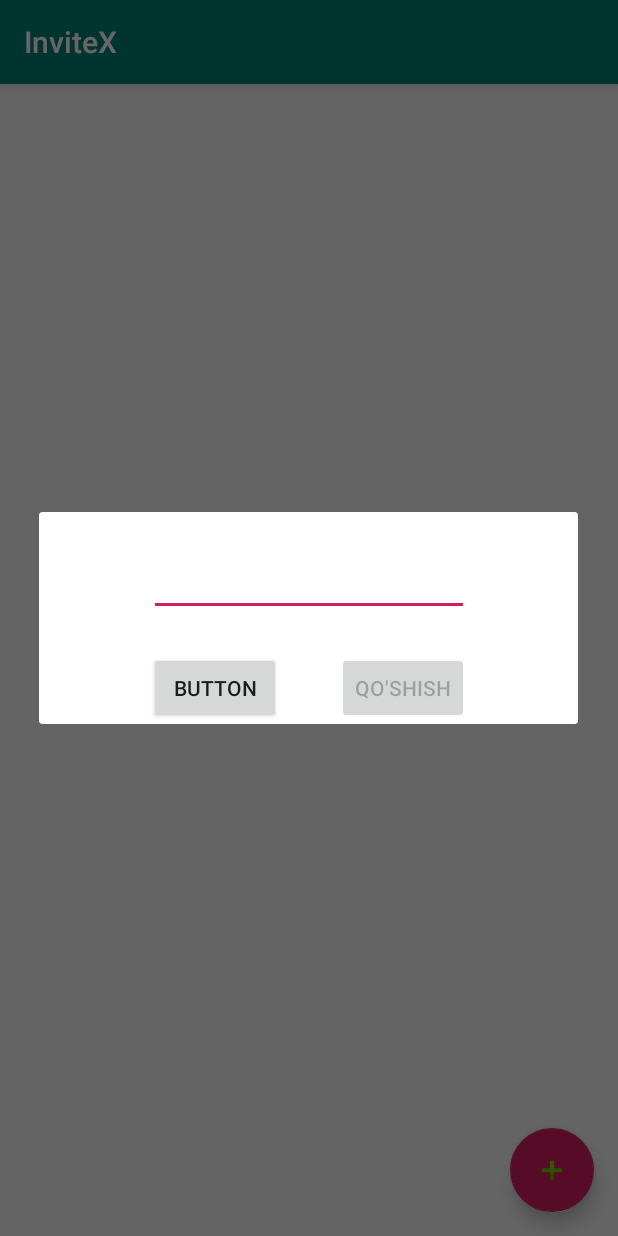
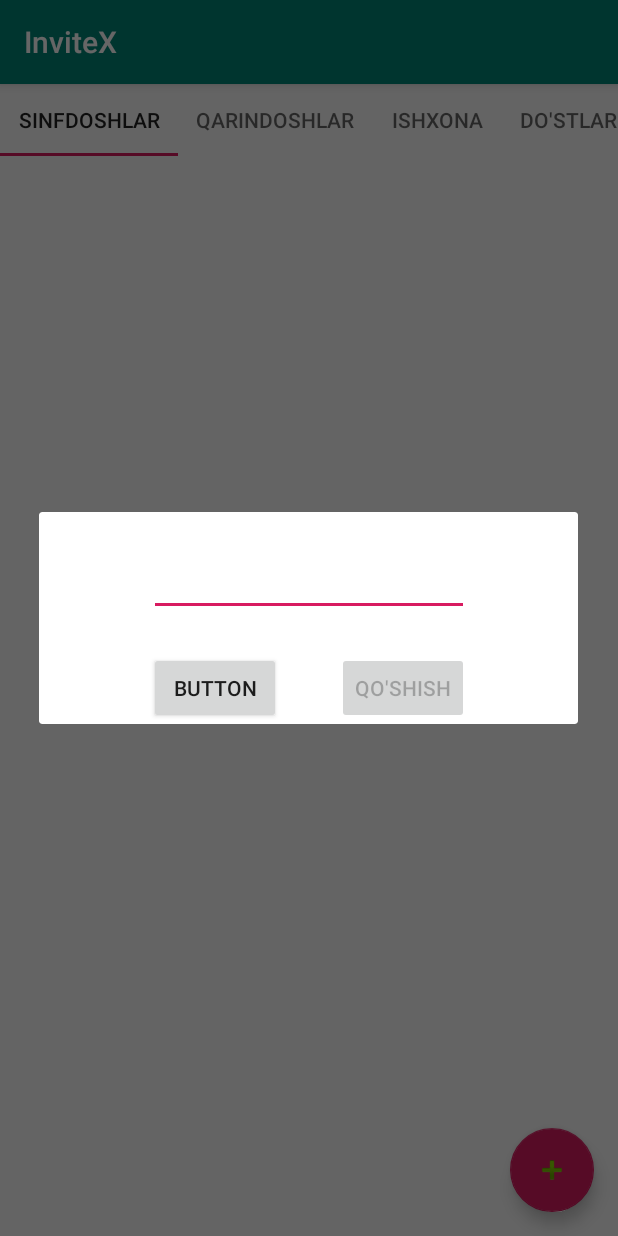
Before and after one commit to abduroid/InviteX, an Android app: the MainListsFragment screen opened directly, with no data from a screen before it, after a tap on an icon or button, on a phone screen of 412 x 824 dp. Run offline under Robolectric (Android 15) with nearby library versions, the phone set to English and light mode, and no system bars; our stand-ins replace Room's generated code, data binding.

Commit message:
Toifalarga ajratib ko'rsatish qo'shildi

```diff
--- a/app/build.gradle
+++ b/app/build.gradle
@@ -34,7 +34,7 @@ android {
 dependencies {
     implementation fileTree(dir: 'libs', include: ['*.jar'])
     implementation "org.jetbrains.kotlin:kotlin-stdlib-jdk7:$version_kotlin"
-    implementation 'androidx.appcompat:appcompat:1.0.2'
+    implementation 'androidx.appcompat:appcompat:1.1.0'
     implementation 'androidx.core:core-ktx:1.0.2'
     implementation 'androidx.constraintlayout:constraintlayout:1.1.3'
     implementation 'androidx.legacy:legacy-support-v4:1.0.0'
--- a/app/src/main/java/com/abduqodirov/invitex/CardAmoutFragment.kt
+++ b/app/src/main/java/com/abduqodirov/invitex/CardAmoutFragment.kt
@@ -27,7 +27,7 @@ class CardAmoutFragment : Fragment() {
             container, false)
 
         binding.button.setOnClickListener {
-            this.findNavController().navigate(R.id.action_global_mainListsFragment)
+            this.findNavController().navigate(R.id.action_global_collectionListFragment2)
         }
 
 
--- a/app/src/main/java/com/abduqodirov/invitex/CongratsFragment.kt
+++ b/app/src/main/java/com/abduqodirov/invitex/CongratsFragment.kt
@@ -26,7 +26,7 @@ class CongratsFragment : Fragment() {
             container, false)
 
         binding.hopButton.setOnClickListener {
-            this.findNavController().navigate(R.id.action_congratsFragment_to_signUpFragment)
+            this.findNavController().navigate(CongratsFragmentDirections.actionCongratsFragmentToSignUpFragment())
         }
 
         // Inflate the layout for this fragment
--- a/app/src/main/java/com/abduqodirov/invitex/SignUpFragment.kt
+++ b/app/src/main/java/com/abduqodirov/invitex/SignUpFragment.kt
@@ -28,7 +28,7 @@ class SignUpFragment : Fragment() {
             container, false)
 
         binding.signedupButton.setOnClickListener {
-            this.findNavController().navigate(R.id.action_signUpFragment_to_cardAmoutFragment)
+            this.findNavController().navigate(SignUpFragmentDirections.actionSignUpFragmentToCardAmoutFragment())
         }
 
         // Inflate the layout for this fragment
--- a/app/src/main/java/com/abduqodirov/invitex/database/MehmonDatabaseDao.kt
+++ b/app/src/main/java/com/abduqodirov/invitex/database/MehmonDatabaseDao.kt
@@ -4,7 +4,6 @@ import androidx.lifecycle.LiveData
 import androidx.room.Dao
 import androidx.room.Insert
 import androidx.room.Query
-import androidx.room.Update
 
 @Dao
 interface MehmonDatabaseDao {
@@ -21,4 +20,7 @@ interface MehmonDatabaseDao {
     @Query("SELECT * FROM mehmonlar ORDER BY mehmonId DESC")
     fun getAllMehmons(): LiveData<List<Mehmon>>
 
+    @Query("SELECT * FROM mehmonlar WHERE toifa =  :toifa")
+    fun getSpecificMehmons(toifa: String): LiveData<List<Mehmon>>
+
 }
--- /dev/null
+++ b/app/src/main/java/com/abduqodirov/invitex/mainList/CollectionListAdapter.kt
@@ -0,0 +1,29 @@
+package com.abduqodirov.invitex.mainList
+
+import android.os.Bundle
+import androidx.fragment.app.Fragment
+import androidx.fragment.app.FragmentManager
+import androidx.fragment.app.FragmentPagerAdapter
+import androidx.fragment.app.FragmentStatePagerAdapter
+import com.abduqodirov.invitex.SingleFragment
+
+private const val ARG_OBJECT = "object"
+
+class CollectionListAdapter(fm: FragmentManager, private val toifalar: List<String>): FragmentPagerAdapter(fm) {
+
+    override fun getItem(position: Int): Fragment {
+        val fragment = MainListsFragment()
+
+        fragment.arguments = Bundle().apply {
+            putString(ARG_OBJECT, toifalar[position])
+        }
+
+        return fragment
+    }
+
+    override fun getPageTitle(position: Int): CharSequence? {
+        return toifalar[position]
+    }
+
+    override fun getCount(): Int = toifalar.size
+}
--- /dev/null
+++ b/app/src/main/java/com/abduqodirov/invitex/mainList/CollectionListFragment.kt
@@ -0,0 +1,59 @@
+package com.abduqodirov.invitex.mainList
+
+
+import android.content.Context
+import android.os.Bundle
+import androidx.fragment.app.Fragment
+import android.view.LayoutInflater
+import android.view.View
+import android.view.ViewGroup
+import androidx.navigation.fragment.findNavController
+import androidx.viewpager.widget.ViewPager
+
+import com.abduqodirov.invitex.R
+import com.google.android.material.tabs.TabLayout
+
+/**
+ * A simple [Fragment] subclass.
+ */
+class CollectionListFragment : Fragment() {
+
+    private lateinit var collectionListAdapter: CollectionListAdapter
+    private lateinit var viewPager: ViewPager
+
+    override fun onCreateView(
+        inflater: LayoutInflater, container: ViewGroup?,
+        savedInstanceState: Bundle?
+    ): View? {
+
+        val sharedPreferences = activity!!.getSharedPreferences("keyim", Context.MODE_PRIVATE)
+
+        if (sharedPreferences.getBoolean("isFirstLaunch", true)) {
+
+            with(sharedPreferences.edit()) {
+                putBoolean("isFirstLaunch", false)
+                commit()
+            }
+            //TODO OOPlashtir
+
+            this.findNavController()
+                .navigate(CollectionListFragmentDirections.actionCollectionListFragmentToIntroNestedNavigation())
+        }
+
+        // Inflate the layout for this fragment
+        return inflater.inflate(R.layout.fragment_collection_list, container, false)
+    }
+
+    override fun onViewCreated(view: View, savedInstanceState: Bundle?) {
+
+        val tabs = listOf("sinfdoshlar", "qarindoshlar", "Ishxona", "Do'stlar")
+
+        collectionListAdapter = CollectionListAdapter(childFragmentManager, tabs)
+        viewPager = view.findViewById(R.id.pager)
+        viewPager.adapter = collectionListAdapter
+        val tabLayout = view.findViewById<TabLayout>(R.id.tab_layout)
+        tabLayout.setupWithViewPager(viewPager)
+
+    }
+
+}
--- a/app/src/main/java/com/abduqodirov/invitex/mainList/MainListsFragment.kt
+++ b/app/src/main/java/com/abduqodirov/invitex/mainList/MainListsFragment.kt
@@ -9,42 +9,54 @@ import android.view.LayoutInflater
 import android.view.View
 import android.view.ViewGroup
 import androidx.databinding.DataBindingUtil
+import androidx.lifecycle.LiveData
 import androidx.lifecycle.Observer
 import androidx.lifecycle.ViewModelProviders
 import androidx.navigation.fragment.findNavController
 import com.abduqodirov.invitex.R
+import com.abduqodirov.invitex.database.Mehmon
 import com.abduqodirov.invitex.database.MehmonDatabase
 import com.abduqodirov.invitex.databinding.FragmentMainListsBinding
 import com.abduqodirov.invitex.mainList.dialog.AddMehmonDialogFragment
+import org.w3c.dom.ls.LSInput
 
 /**
  * A simple [Fragment] subclass.
  */
+
+private const val ARG_OBJECT = "object"
+
 class MainListsFragment : Fragment() {
+
+    private lateinit var binding: FragmentMainListsBinding
+    private lateinit var mainListsViewModel: MainListsViewModel
 
     override fun onCreateView(
         inflater: LayoutInflater, container: ViewGroup?,
         savedInstanceState: Bundle?
     ): View? {
 
-        val sharedPreferences = activity!!.getSharedPreferences("keyim", Context.MODE_PRIVATE)
 
-        if (sharedPreferences.getBoolean("isFirstLaunch", true)) {
-
-            with(sharedPreferences.edit()) {
-                putBoolean("isFirstLaunch", false)
-                commit()
-            }
-            //TODO OOPlashtir
-
-            this.findNavController()
-                .navigate(R.id.action_mainListsFragment_to_intro_nested_navigation3)
-        }
-
-        val binding: FragmentMainListsBinding = DataBindingUtil.inflate(
+        binding = DataBindingUtil.inflate(
             inflater, R.layout.fragment_main_lists,
             container, false
         )
+
+//        mainListsViewModel.mehmons.observe(this, Observer {
+//            adapter.submitList(it)
+//        })
+
+
+        // Inflate the layout for this fragment
+        return binding.root
+    }
+
+    override fun onViewCreated(view: View, savedInstanceState: Bundle?) {
+        super.onViewCreated(view, savedInstanceState)
+
+        val adapter = MehmonAdapter()
+
+        binding.mainList.adapter = adapter
 
         val application = requireNotNull(this.activity).application
 
@@ -55,25 +67,21 @@ class MainListsFragment : Fragment() {
             application = application
         )
 
-        val mainListsViewModel = ViewModelProviders.of(this, viewModelFactory).get(
+        mainListsViewModel = ViewModelProviders.of(this, viewModelFactory).get(
             MainListsViewModel::class.java
         )
 
-        val adapter = MehmonAdapter()
-
-        binding.mainList.adapter = adapter
-
-        mainListsViewModel.mehmons.observe(this, Observer {
-            adapter.submitList(it)
-        })
+        arguments?.takeIf { it.containsKey(ARG_OBJECT) }?.apply {
+            mainListsViewModel.specificMehmons(getString(ARG_OBJECT)).observe(this@MainListsFragment, Observer {
+                adapter.submitList(it)
+            })
+        }
 
         val dialog = AddMehmonDialogFragment(viewModelFactory)
 
         binding.mainFab.setOnClickListener {
-            dialog.show(fragmentManager, "AddMehmon")
+            dialog.show(fragmentManager!!, "AddMehmon")
         }
-
-        binding.lifecycleOwner = this
 
         mainListsViewModel.showDialogEvent.observe(this, Observer {
             Log.i("dialog", it.toString())
@@ -82,9 +90,8 @@ class MainListsFragment : Fragment() {
             }
         })
 
-        // Inflate the layout for this fragment
-        return binding.root
+        binding.lifecycleOwner = this
+
     }
 
-
 }
--- /dev/null
+++ b/app/src/main/res/layout/fragment_collection_list.xml
@@ -0,0 +1,22 @@
+<?xml version="1.0" encoding="utf-8"?>
+<FrameLayout xmlns:android="http://schemas.android.com/apk/res/android"
+    xmlns:tools="http://schemas.android.com/tools"
+    android:layout_width="match_parent"
+    android:layout_height="match_parent"
+    xmlns:app="http://schemas.android.com/apk/res-auto"
+    tools:context=".mainList.CollectionListFragment">
+
+    <androidx.viewpager.widget.ViewPager
+        android:id="@+id/pager"
+        android:layout_width="match_parent"
+        android:layout_height="match_parent">
+
+        <com.google.android.material.tabs.TabLayout
+            android:id="@+id/tab_layout"
+            app:tabMode="scrollable"
+            android:layout_width="match_parent"
+            android:layout_height="wrap_content" />
+
+    </androidx.viewpager.widget.ViewPager>
+
+</FrameLayout>
--- a/app/src/main/res/navigation/main_navigation.xml
+++ b/app/src/main/res/navigation/main_navigation.xml
@@ -3,7 +3,7 @@
     xmlns:app="http://schemas.android.com/apk/res-auto"
     xmlns:tools="http://schemas.android.com/tools"
     android:id="@+id/main_navigation"
-    app:startDestination="@id/mainListsFragment">
+    app:startDestination="@id/collectionListFragment">
 
     <navigation
         android:id="@+id/intro_nested_navigation"
@@ -34,13 +34,30 @@
             android:label="fragment_card_amout"
             tools:layout="@layout/fragment_card_amout" />
     </navigation>
-    <fragment
-        android:id="@+id/mainListsFragment"
-        android:name="com.abduqodirov.invitex.mainList.MainListsFragment"
-        android:label="MainListsFragment" >
+
+        <fragment
+            android:id="@+id/collectionListFragment"
+            android:name="com.abduqodirov.invitex.mainList.CollectionListFragment"
+            android:label="CollectionsListFragment"
+            tools:layout="@layout/fragment_collection_list">
+            <action
+                android:id="@+id/action_collectionListFragment_to_intro_nested_navigation"
+                app:destination="@id/intro_nested_navigation" />
+        </fragment>
         <action
-            android:id="@+id/action_mainListsFragment_to_intro_nested_navigation3"
-            app:destination="@id/intro_nested_navigation" />
-    </fragment>
-    <action android:id="@+id/action_global_mainListsFragment" app:destination="@id/mainListsFragment" />
+            android:id="@+id/action_global_collectionListFragment2"
+            app:destination="@id/collectionListFragment" />
+<!--    <fragment-->
+<!--        android:id="@+id/mainListFragment"-->
+<!--        android:name="com.abduqodirov.invitex.mainList.MainListsFragment"-->
+<!--        android:label="MainListsFragment">-->
+<!--        <action-->
+<!--            android:id="@+id/action_mainListFragment_to_intro_nested_navigation2"-->
+<!--            app:destination="@id/intro_nested_navigation" />-->
+<!--    </fragment>-->
+<!--    <action-->
+<!--        android:id="@+id/action_global_mainListFragment"-->
+<!--        app:destination="@+id/mainListFragment" />-->
+
+
 </navigation>
```
Also changed, not shown: app/src/main/java/com/abduqodirov/invitex/SingleFragment.kt (added, +35 -0 lines), app/src/main/java/com/abduqodirov/invitex/mainList/MainListsViewModel.kt (+5 -3 lines), app/src/main/java/com/abduqodirov/invitex/mainList/dialog/AddMehmonDialogFragment.kt (+4 -7 lines), app/src/main/res/layout/fragment_single.xml (added, +15 -0 lines).
